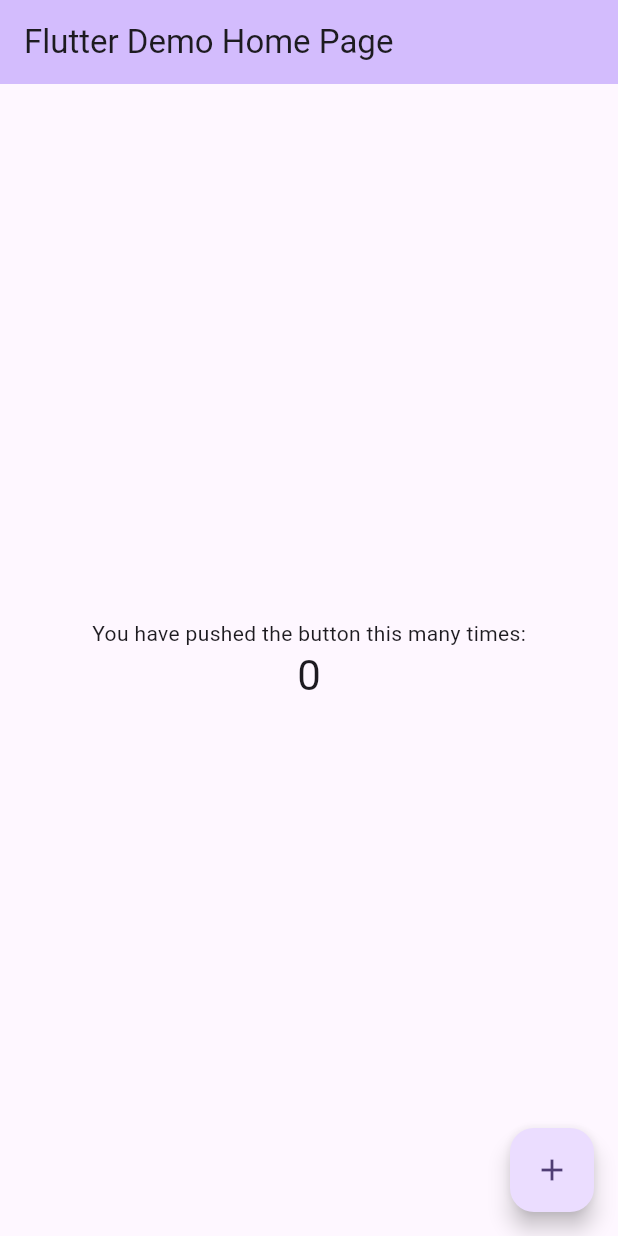
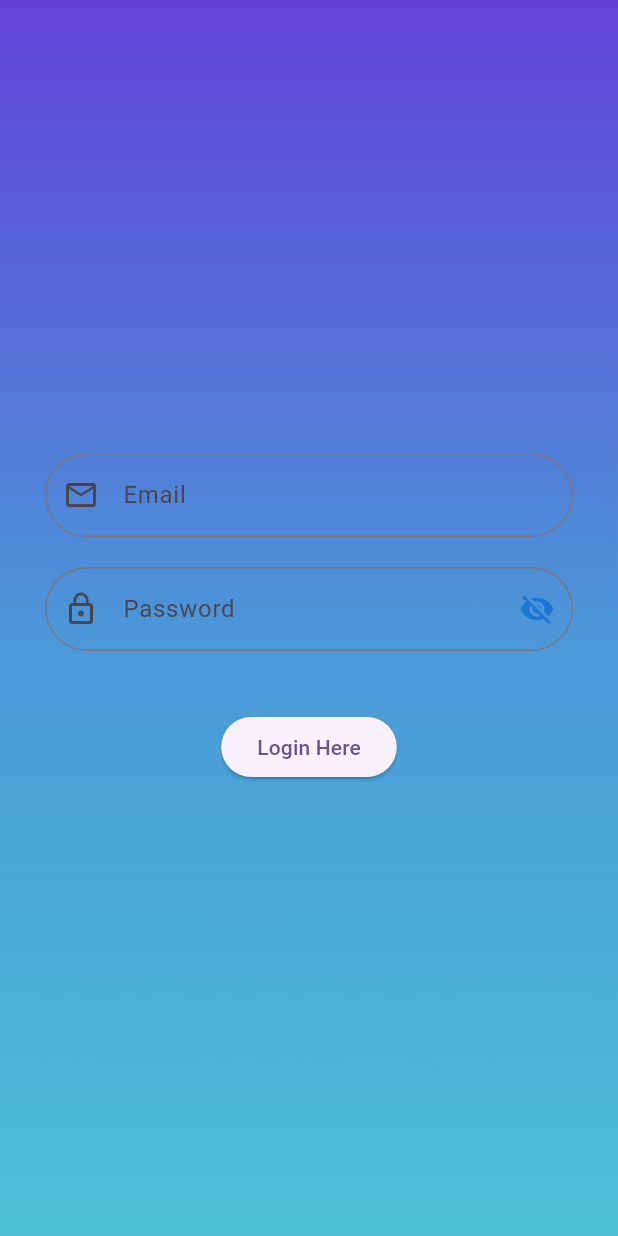
Before and after one commit to Makari0us/swim_z, a Flutter app: the screen it shows after launch, on a phone screen of 412 x 824 dp. Run offline on Flutter 3.47's test engine with Material 2 defaults, Android fonts, the light colour scheme and no system bars; our stand-ins replace firebase_core; accounts and stored records are empty.

Commit message:
Lesson 06/20/2023

```diff
--- /dev/null
+++ b/lib/login_page.dart
@@ -0,0 +1,83 @@
+// ignore_for_file: prefer_const_constructors
+
+import 'package:flutter/foundation.dart';
+import 'package:flutter/material.dart';
+import 'package:flutter/widgets.dart';
+
+class LoginPage extends StatefulWidget {
+  const LoginPage({super.key});
+
+  @override
+  State<LoginPage> createState() => _LoginPageState();
+}
+
+class _LoginPageState extends State<LoginPage> {
+  bool _passwordInvisible = true;
+
+  void _onPressed() {
+    // Implement the logic for the button's onPressed event here
+    print('Button pressed!');
+  }
+
+  @override
+  Widget build(BuildContext context) {
+    return Scaffold(
+      body: Container(
+        decoration: BoxDecoration(
+          image: DecorationImage(
+            image: AssetImage("assets/images/bg.jpg"),
+            fit: BoxFit.cover,
+          ),
+        ),
+        padding: EdgeInsets.all(30.0),
+        child: Column(
+          mainAxisAlignment: MainAxisAlignment.center,
+          children: [
+            TextField(
+              decoration: InputDecoration(
+                labelText: 'Email',
+                prefixIcon: Icon(Icons.email_outlined),
+                border: OutlineInputBorder(
+                  borderRadius: BorderRadius.all(
+                    Radius.circular(100.0),
+                  ),
+                ),
+              ),
+            ),
+            SizedBox(height: 20.0),
+            TextField(
+              decoration: InputDecoration(
+                labelText: 'Password',
+                prefixIcon: Icon(Icons.lock_outline),
+                suffixIcon: IconButton(
+                  icon: Icon(
+                    _passwordInvisible
+                        ? Icons.visibility_off
+                        : Icons.visibility,
+                    color: Theme.of(context).primaryColorDark,
+                  ),
+                  onPressed: () {
+                    setState(() {
+                      _passwordInvisible = !_passwordInvisible;
+                    });
+                  },
+                ),
+                border: OutlineInputBorder(
+                  borderRadius: BorderRadius.all(
+                    Radius.circular(100.0),
+                  ),
+                ),
+              ),
+              obscureText: _passwordInvisible,
+            ),
+            SizedBox(height: 40.0),
+            ElevatedButton(
+              onPressed: _onPressed,
+              child: Text('Login Here'),
+            ),
+          ],
+        ),
+      ),
+    );
+  }
+}
--- a/lib/main.dart
+++ b/lib/main.dart
@@ -2,6 +2,7 @@
 import 'package:firebase_core/firebase_core.dart';
 import 'firebase_options.dart';
 import 'home_page.dart';
+import 'login_page.dart';
 
 void main() async {
   WidgetsFlutterBinding.ensureInitialized();
@@ -38,7 +39,7 @@
         colorScheme: ColorScheme.fromSeed(seedColor: Colors.deepPurple),
         useMaterial3: true,
       ),
-      home: const MyHomePage(title: 'Flutter Demo Home Page'),
+      home: const LoginPage(),
     );
   }
 }
--- a/pubspec.yaml
+++ b/pubspec.yaml
@@ -60,9 +60,8 @@
   uses-material-design: true
 
   # To add assets to your application, add an assets section, like this:
-  # assets:
-  #   - images/a_dot_burr.jpeg
-  #   - images/a_dot_ham.jpeg
+  assets:
+    - assets/images/
 
   # An image asset can refer to one or more resolution-specific "variants", see
   # https://flutter.dev/assets-and-images/#resolution-aware
```
Also changed, not shown: assets/images/bg.jpg (added).
